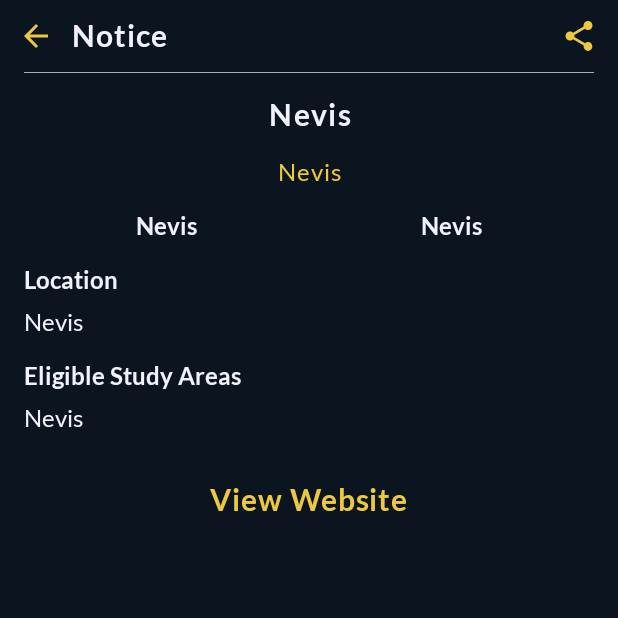
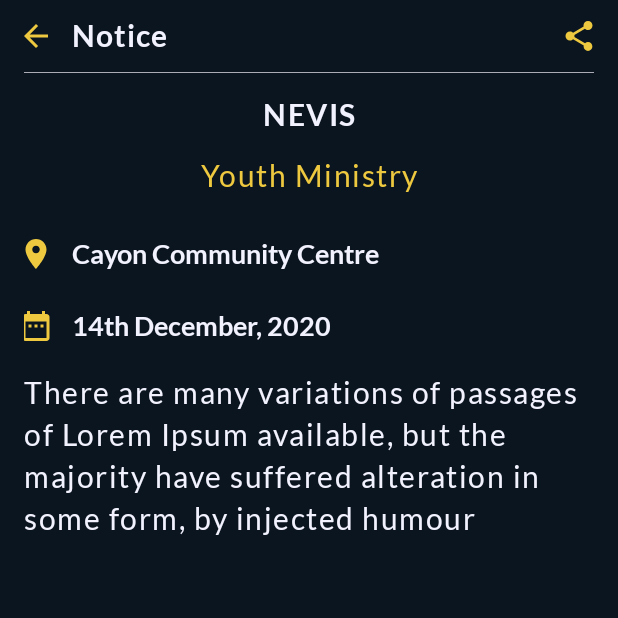
Before and after one commit to FitzEdin/TakeNote, an Android app: the ItemDetailsFragment screen opened through its navigation route, on a phone screen of 412 x 824 dp, the top half of it. Run offline under Robolectric (Android 15) with nearby library versions, the phone set to English and light mode, and no system bars; our stand-ins replace Volley; libraries missing offline, so code that uses them is left out: io.realm, io.realm.kotlin; network calls fail; 2 statements that could not run were skipped.

Commit message:
redesigned details page..

```diff
--- a/app/src/main/java/kn/muscovado/takenote/items/ItemDetailsFragment.kt
+++ b/app/src/main/java/kn/muscovado/takenote/items/ItemDetailsFragment.kt
@@ -2,7 +2,6 @@ package kn.muscovado.takenote.items
 
 
 import android.content.Intent
-import android.net.Uri
 import android.os.Bundle
 import androidx.fragment.app.Fragment
 import android.view.LayoutInflater
@@ -61,11 +60,11 @@ class ItemDetailsFragment : Fragment() {
         }
 
         // populate view
-        item_details_title.text = item?.territory
-        item_details_coverage.text = item?.department
-        item_details_level.text = item?.date
-        item_details_location.text = item?.description
-        item_details_programme.text = item?.venue
+        item_details_territory.text = item?.territory
+        item_details_department.text = item?.department
+        item_details_date.text = item?.date
+        item_details_description.text = item?.description
+        item_details_venue.text = item?.venue
 
         back_item_details.setOnClickListener(
             Navigation.createNavigateOnClickListener(R.id.action_itemDetailsFrag_pop)
--- /dev/null
+++ b/app/src/main/res/drawable/ic_date_black_24dp.xml
@@ -0,0 +1,9 @@
+<vector xmlns:android="http://schemas.android.com/apk/res/android"
+        android:width="24dp"
+        android:height="24dp"
+        android:viewportWidth="24.0"
+        android:viewportHeight="24.0">
+    <path
+        android:fillColor="#FF000000"
+        android:pathData="M9,11L7,11v2h2v-2zM13,11h-2v2h2v-2zM17,11h-2v2h2v-2zM19,4h-1L18,2h-2v2L8,4L8,2L6,2v2L5,4c-1.11,0 -1.99,0.9 -1.99,2L3,20c0,1.1 0.89,2 2,2h14c1.1,0 2,-0.9 2,-2L21,6c0,-1.1 -0.9,-2 -2,-2zM19,20L5,20L5,9h14v11z"/>
+</vector>
--- /dev/null
+++ b/app/src/main/res/drawable/ic_location_black_24dp.xml
@@ -0,0 +1,9 @@
+<vector xmlns:android="http://schemas.android.com/apk/res/android"
+        android:width="24dp"
+        android:height="24dp"
+        android:viewportWidth="24.0"
+        android:viewportHeight="24.0">
+    <path
+        android:fillColor="#FF000000"
+        android:pathData="M12,2C8.13,2 5,5.13 5,9c0,5.25 7,13 7,13s7,-7.75 7,-13c0,-3.87 -3.13,-7 -7,-7zM12,11.5c-1.38,0 -2.5,-1.12 -2.5,-2.5s1.12,-2.5 2.5,-2.5 2.5,1.12 2.5,2.5 -1.12,2.5 -2.5,2.5z"/>
+</vector>
--- a/app/src/main/res/layout/fragment_item_details.xml
+++ b/app/src/main/res/layout/fragment_item_details.xml
@@ -27,8 +27,8 @@
 
             <ImageView
                     android:id="@+id/back_item_details"
-                    android:layout_width="48dp"
-                    android:layout_height="48dp"
+                    android:layout_width="@dimen/touch_item_size"
+                    android:layout_height="@dimen/touch_item_size"
 
                     android:paddingLeft="0dp"
                     android:paddingRight="0dp"
@@ -62,8 +62,8 @@
 
             <ImageView
                     android:id="@+id/share_item_details"
-                    android:layout_width="48dp"
-                    android:layout_height="48dp"
+                    android:layout_width="@dimen/touch_item_size"
+                    android:layout_height="@dimen/touch_item_size"
 
                     android:paddingLeft="0dp"
                     android:paddingRight="0dp"
@@ -90,10 +90,12 @@
 
         <ScrollView
                 android:layout_width="match_parent"
-                android:layout_height="wrap_content"
+                android:layout_height="match_parent"
+                android:layout_marginTop="@dimen/top_bar_height"
                 android:scrollbars="none"
 
-                app:layout_constraintTop_toBottomOf="@id/top_bar" >
+                app:layout_constraintTop_toBottomOf="@id/top_bar"
+                app:layout_constraintBottom_toBottomOf="parent">
 
             <LinearLayout
                     android:layout_width="match_parent"
@@ -101,36 +103,39 @@
 
                     android:orientation="vertical"
 
+                    android:layout_marginBottom="64dp"
+
                     android:paddingTop="@dimen/activity_vertical_margin">
 
                 <TextView
-                        android:id="@+id/item_details_title"
+                        android:id="@+id/item_details_territory"
 
                         android:layout_width="match_parent"
                         android:layout_height="wrap_content"
 
                         android:layout_marginBottom="@dimen/line_vertical_margin"
 
-                        android:text="@string/dummy_title"
+                        android:text="@string/dummy_territory"
                         android:textSize="@dimen/lg_text_size"
                         android:textColor="@color/colorText"
                         android:fontFamily="@font/lato_bold"
                         android:textStyle="bold"
+                        android:textAllCaps="true"
                         android:letterSpacing="0.05"
                         android:lineSpacingExtra="2dp"
 
                         android:gravity="center" />
 
                 <TextView
-                        android:id="@+id/item_details_open_to"
+                        android:id="@+id/item_details_department"
 
                         android:layout_width="match_parent"
                         android:layout_height="wrap_content"
 
                         android:layout_marginBottom="@dimen/line_vertical_margin"
 
-                        android:text="@string/dummy_title"
-                        android:textSize="@dimen/md_text_size"
+                        android:text="@string/dummy_department"
+                        android:textSize="@dimen/lg_text_size"
                         android:textColor="@color/colorIcon"
                         android:fontFamily="@font/lato"
                         android:letterSpacing="0.05"
@@ -142,112 +147,101 @@
                         android:layout_width="match_parent"
                         android:layout_height="wrap_content"
 
+                        android:layout_gravity="center"
+
                         android:orientation="horizontal">
 
+                    <ImageView
+                            android:layout_width="@dimen/touch_item_size"
+                            android:layout_height="@dimen/touch_item_size"
+
+                            android:paddingLeft="0dp"
+                            android:paddingRight="0dp"
+                            android:paddingTop="12dp"
+                            android:paddingBottom="12dp"
+
+                            android:layout_marginStart="-16dp"
+
+                            android:layout_gravity="center"
+
+                            android:src="@drawable/ic_location_black_24dp"
+                            android:tint="@color/colorIcon"/>
+
                     <TextView
-                            android:id="@+id/item_details_level"
+                            android:id="@+id/item_details_venue"
 
                             android:layout_width="0dp"
                             android:layout_height="match_parent"
 
                             android:layout_weight="1"
 
-                            android:text="@string/dummy_title"
-                            android:textSize="@dimen/md_text_size"
+                            android:text="@string/dummy_venue"
+                            android:textSize="@dimen/dl_text_size"
                             android:textColor="@color/colorText"
                             android:fontFamily="@font/lato_bold"
                             android:lineSpacingExtra="4dp"
 
-                            android:gravity="center" />
+                            android:gravity="left|center" />
+
+                </LinearLayout>
+
+                <LinearLayout
+                        android:layout_width="match_parent"
+                        android:layout_height="wrap_content"
+
+                        android:layout_gravity="center"
+
+                        android:orientation="horizontal">
+
+                    <ImageView
+                            android:layout_width="@dimen/touch_item_size"
+                            android:layout_height="@dimen/touch_item_size"
+
+                            android:paddingLeft="0dp"
+                            android:paddingRight="0dp"
+                            android:paddingTop="12dp"
+                            android:paddingBottom="12dp"
+
+                            android:layout_marginStart="-16dp"
+
+                            android:layout_gravity="center"
+
+                            android:src="@drawable/ic_date_black_24dp"
+                            android:tint="@color/colorIcon"/>
 
                     <TextView
-                            android:id="@+id/item_details_coverage"
+                            android:id="@+id/item_details_date"
 
                             android:layout_width="0dp"
                             android:layout_height="match_parent"
 
                             android:layout_weight="1"
 
-                            android:text="@string/dummy_title"
-                            android:textSize="@dimen/md_text_size"
+                            android:text="@string/dummy_date"
+                            android:textSize="@dimen/dl_text_size"
                             android:textColor="@color/colorText"
                             android:fontFamily="@font/lato_bold"
                             android:lineSpacingExtra="4dp"
 
-                            android:gravity="center" />
+                            android:gravity="start|center" />
 
                 </LinearLayout>
 
                 <TextView
-                        android:layout_width="match_parent"
-                        android:layout_height="wrap_content"
-
-                        android:layout_marginTop="@dimen/line_vertical_margin"
-                        android:layout_marginBottom="8dp"
-
-                        android:text="Location"
-                        android:textSize="@dimen/md_text_size"
-                        android:textColor="@color/colorText"
-                        android:fontFamily="@font/lato_bold"
-                        android:lineSpacingExtra="8dp" />
-
-                <TextView
-                        android:id="@+id/item_details_location"
+                        android:id="@+id/item_details_description"
 
                         android:layout_width="match_parent"
                         android:layout_height="wrap_content"
 
-                        android:layout_marginBottom="@dimen/line_vertical_margin"
+                        android:layout_marginTop="@dimen/sm_margin"
+                        android:layout_marginBottom="@dimen/sm_margin"
 
-                        android:text="@string/dummy_item"
-                        android:textSize="@dimen/md_text_size"
+                        android:text="@string/dummy_description"
+                        android:textSize="@dimen/lg_text_size"
                         android:textColor="@color/colorText"
-                        android:fontFamily="@font/lato"
-                        android:lineSpacingExtra="4dp" />
-
-                <TextView
-                        android:layout_width="match_parent"
-                        android:layout_height="wrap_content"
-
-                        android:layout_marginBottom="8dp"
-
-                        android:text="Eligible Study Areas"
-                        android:textSize="@dimen/md_text_size"
-                        android:textColor="@color/colorText"
-                        android:fontFamily="@font/lato_bold"
-                        android:lineSpacingExtra="8dp" />
-
-                <TextView
-                        android:id="@+id/item_details_programme"
-
-                        android:layout_width="match_parent"
-                        android:layout_height="wrap_content"
-
-                        android:layout_marginBottom="8dp"
-
-                        android:text="@string/dummy_item"
-                        android:textSize="@dimen/md_text_size"
-                        android:textColor="@color/colorText"
-                        android:fontFamily="@font/lato"
-                        android:lineSpacingExtra="4dp" />
-
-                <TextView
-                        android:id="@+id/item_details_link"
-
-                        android:layout_width="wrap_content"
-                        android:layout_height="wrap_content"
-
-                        android:padding="@dimen/line_vertical_margin"
-                        android:layout_marginTop="8dp"
-
-                        android:text="@string/view_website"
-                        android:textSize="@dimen/lg_text_size"
-                        android:textColor="@color/colorIcon"
-                        android:fontFamily="@font/lato_bold"
-                        android:letterSpacing="0.03"
+                        android:fontFamily="@font/lato_regular"
                         android:lineSpacingExtra="4dp"
-
-                        android:layout_gravity="center" />
+                        android:letterSpacing="0.05" />
             </LinearLayout>
 
         </ScrollView>
--- a/app/src/main/res/values/strings.xml
+++ b/app/src/main/res/values/strings.xml
@@ -22,12 +22,13 @@
     <string name="dummy_title">Nevis</string>
     <string name="dummy_item">Nevis</string>
     <string name="dummy_territory">Nevis</string>
+    <string name="dummy_venue">Cayon Community Centre</string>
     <string name="dummy_id">3456789ugf5678</string>
     <string name="dummy_department">Youth Ministry</string>
     <string name="dummy_date">14th December, 2020</string>
     <string name="dummy_description">
         There are many variations of passages of Lorem Ipsum available, but the
-        majority have suffered alteration in some form, by injected humour>
+        majority have suffered alteration in some form, by injected humour
     </string>
 
     <!-- TODO: Remove or change this placeholder text -->
```
